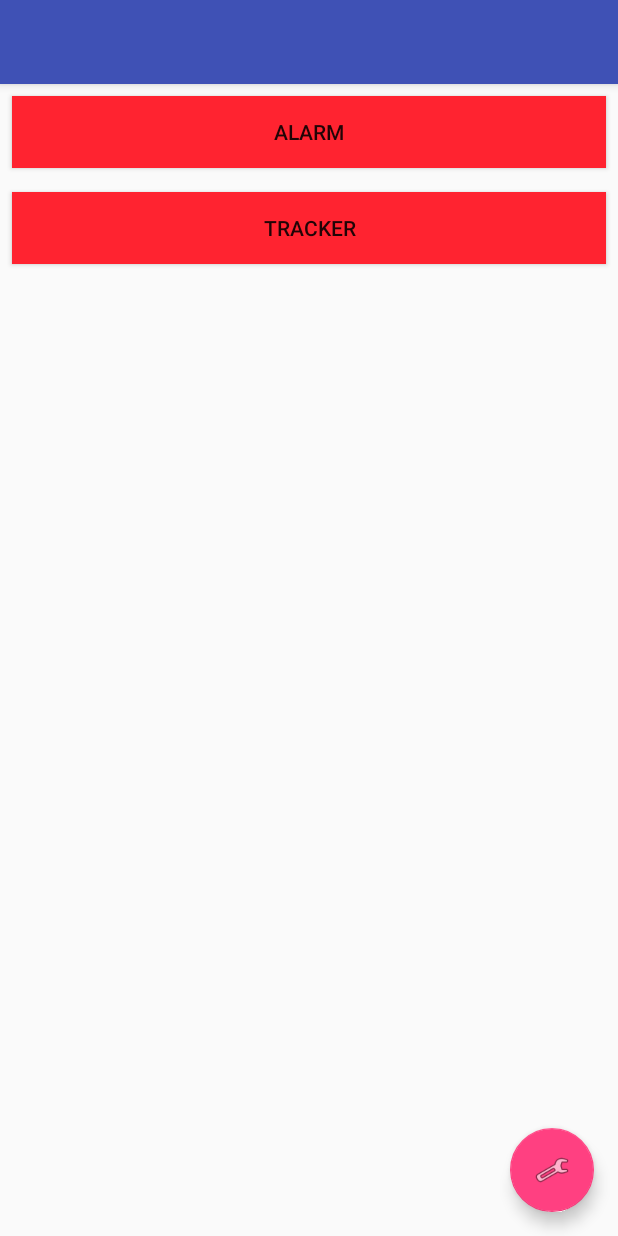
After one commit to tomasSimandl/AndroidCarAlarm, an Android app: the layout app_bar_main.xml on its own in the app's theme, with its tools: preview values and no code run, on a phone screen of 412 x 824 dp. The commit adds this screen. Run offline under Robolectric (Android 15) with nearby library versions, the phone set to English and light mode, and no system bars.

Commit message:
Added drawer layout

```diff
--- a/app/build.gradle
+++ b/app/build.gradle
@@ -9,6 +9,7 @@ android {
         applicationId "com.example.tomas.carsecurity"
         minSdkVersion 16
         targetSdkVersion 28
+        multiDexEnabled true
         versionCode 1
         versionName "1.0"
         testInstrumentationRunner "android.support.test.runner.AndroidJUnitRunner"
@@ -29,12 +30,14 @@ dependencies {
     implementation fileTree(dir: 'libs', include: ['*.jar'])
     implementation "org.jetbrains.kotlin:kotlin-stdlib-jdk7:$kotlin_version"
     implementation 'com.android.support:appcompat-v7:28.0.0-rc02'
+    implementation 'com.android.support:design:28.0.0-rc01'
     implementation 'com.android.support:support-v4:28.0.0-rc02'
     implementation 'com.android.support:preference-v7:28.0.0-rc02'
     implementation 'com.android.support.constraint:constraint-layout:1.1.3'
     implementation 'com.google.android.gms:play-services-location:15.0.1'
     implementation 'com.google.android.gms:play-services-location:15.0.1'
 
+    implementation 'com.android.support:multidex:1.0.3'
 
     def room_version = "1.1.1"
     implementation "android.arch.persistence.room:runtime:$room_version"
--- a/app/src/main/AndroidManifest.xml
+++ b/app/src/main/AndroidManifest.xml
@@ -22,7 +22,10 @@
         android:roundIcon="@mipmap/ic_launcher_round"
         android:supportsRtl="true"
         android:theme="@style/AppTheme">
-        <activity android:name=".MainActivity">
+        <activity
+            android:name=".MainActivity"
+            android:label="@string/app_name"
+            android:theme="@style/AppTheme.NoActionBar">
             <intent-filter>
                 <action android:name="android.intent.action.MAIN" />
                 <category android:name="android.intent.category.LAUNCHER" />
--- /dev/null
+++ b/app/src/main/res/layout/app_bar_main.xml
@@ -0,0 +1,34 @@
+<?xml version="1.0" encoding="utf-8"?>
+<android.support.design.widget.CoordinatorLayout xmlns:android="http://schemas.android.com/apk/res/android"
+    xmlns:app="http://schemas.android.com/apk/res-auto"
+    xmlns:tools="http://schemas.android.com/tools"
+    android:layout_width="match_parent"
+    android:layout_height="match_parent"
+    tools:context=".MainActivity">
+
+    <android.support.design.widget.AppBarLayout
+        android:layout_width="match_parent"
+        android:layout_height="wrap_content"
+        android:theme="@style/AppTheme.AppBarOverlay">
+
+        <android.support.v7.widget.Toolbar
+            android:id="@+id/toolbar"
+            android:layout_width="match_parent"
+            android:layout_height="?attr/actionBarSize"
+            android:background="?attr/colorPrimary"
+            app:popupTheme="@style/AppTheme.PopupOverlay" />
+    </android.support.design.widget.AppBarLayout>
+
+    <!-- main activity content -->
+    <include layout="@layout/content_main" />
+
+    <!-- floating button -->
+    <android.support.design.widget.FloatingActionButton
+        android:id="@+id/button_float_setting"
+        android:layout_width="wrap_content"
+        android:layout_height="wrap_content"
+        android:layout_gravity="bottom|end"
+        android:layout_margin="@dimen/fab_margin"
+        app:srcCompat="@android:drawable/ic_menu_preferences" />
+
+</android.support.design.widget.CoordinatorLayout>
--- /dev/null
+++ b/app/src/main/res/layout/content_main.xml
@@ -0,0 +1,28 @@
+<?xml version="1.0" encoding="utf-8"?>
+<LinearLayout xmlns:android="http://schemas.android.com/apk/res/android"
+    xmlns:tools="http://schemas.android.com/tools"
+    android:layout_width="match_parent"
+    android:layout_height="match_parent"
+    xmlns:app="http://schemas.android.com/apk/res-auto"
+    app:layout_behavior="@string/appbar_scrolling_view_behavior"
+    tools:context=".MainActivity"
+    android:orientation="vertical"
+    tools:showIn="@layout/app_bar_main">
+
+    <Button
+        android:id="@+id/actionAlarm"
+        android:layout_width="match_parent"
+        android:layout_height="wrap_content"
+        android:background="@color/disabled"
+        android:layout_margin="8dp"
+        android:text="@string/alarm_button_text" />
+
+    <Button
+        android:id="@+id/actionTracker"
+        android:layout_width="match_parent"
+        android:layout_height="wrap_content"
+        android:background="@color/disabled"
+        android:layout_margin="8dp"
+        android:text="@string/tracker_button_text" />
+
+</LinearLayout>
--- a/app/src/main/res/values/styles.xml
+++ b/app/src/main/res/values/styles.xml
@@ -1,11 +1,24 @@
 <resources>
 
     <!-- Base application theme. -->
-    <style name="AppTheme" parent="Base.Theme.AppCompat.Light.DarkActionBar">
+    <style name="AppTheme" parent="Theme.AppCompat.Light">
         <!-- Customize your theme here. -->
         <item name="colorPrimary">@color/colorPrimary</item>
         <item name="colorPrimaryDark">@color/colorPrimaryDark</item>
         <item name="colorAccent">@color/colorAccent</item>
+
+        <item name="preferenceTheme">
+            @style/PreferenceThemeOverlay.v14.Material
+        </item>
     </style>
 
+    <style name="AppTheme.NoActionBar">
+        <item name="windowActionBar">false</item>
+        <item name="windowNoTitle">true</item>
+    </style>
+
+    <style name="AppTheme.AppBarOverlay" parent="ThemeOverlay.AppCompat.Dark.ActionBar" />
+
+    <style name="AppTheme.PopupOverlay" parent="ThemeOverlay.AppCompat.Light" />
+
 </resources>
```
Also changed, not shown: app/src/main/java/com/example/tomas/carsecurity/MainActivity.kt (+44 -5 lines), app/src/main/res/drawable/side_nav_bar.xml (added, +9 -0 lines), app/src/main/res/layout/activity_main.xml (+17 -34 lines), app/src/main/res/layout/nav_header_main.xml (added, +36 -0 lines), app/src/main/res/menu/activity_main_drawer.xml (added, +12 -0 lines), app/src/main/res/values/dimens.xml (added, +8 -0 lines), app/src/main/res/values/strings.xml (+9 -0 lines).
